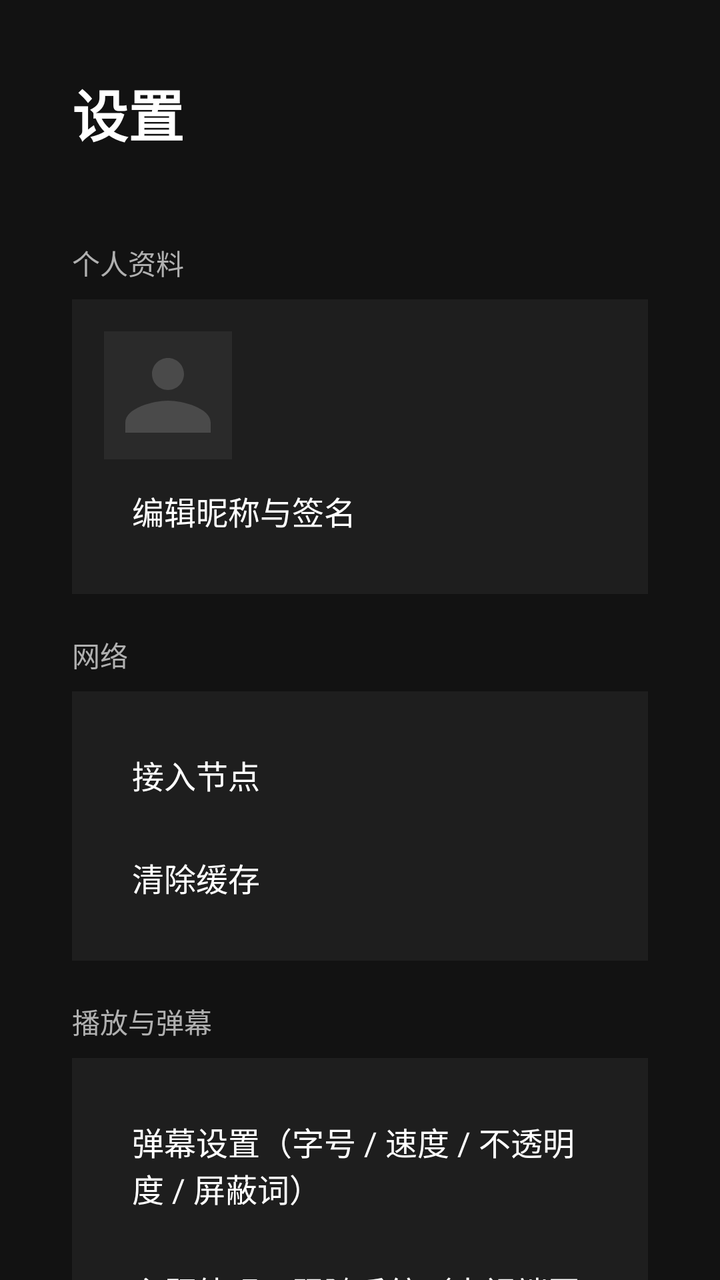
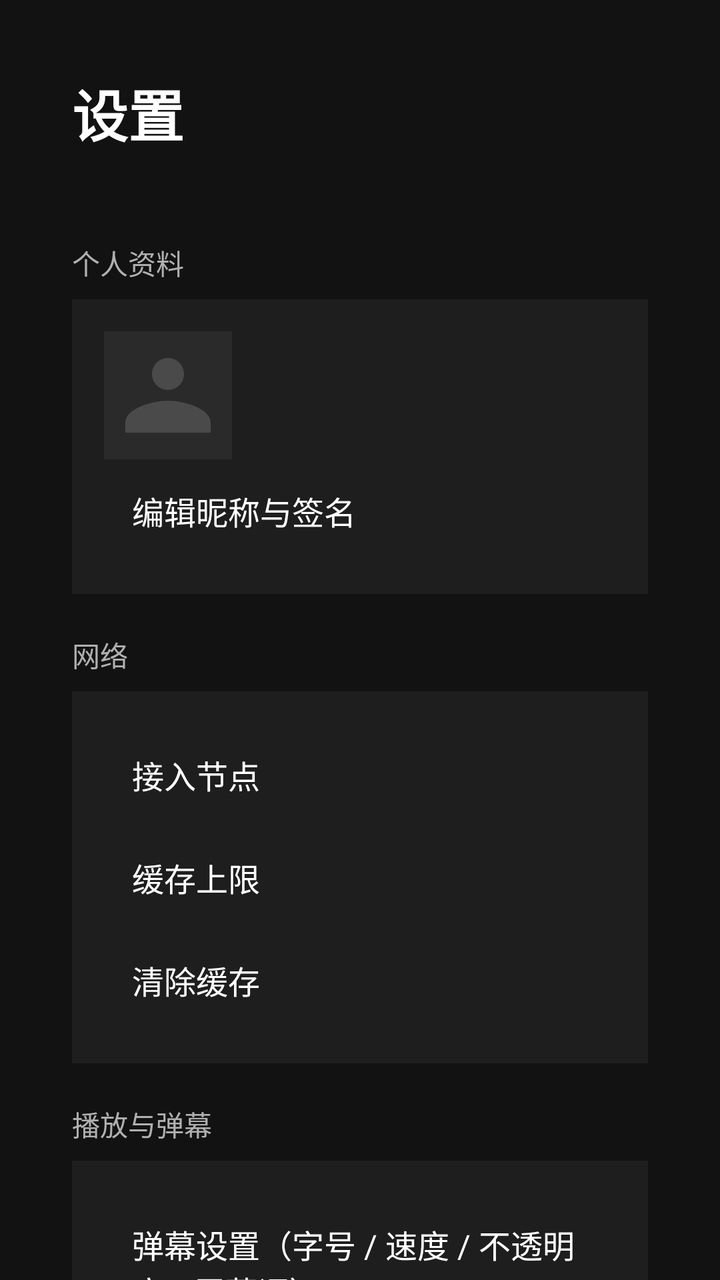

The first picture is an Android layout as it rendered before a commit; the second is the same layout after the commit. The layout source and the unified diff follow.
<!-- AndroidManifest.xml: activity theme Theme.LingXiTV.NoActionBar -->
<!-- res/layout/activity_settings.xml -->
<?xml version="1.0" encoding="utf-8"?>
<ScrollView xmlns:android="http://schemas.android.com/apk/res/android"
    android:layout_width="match_parent"
    android:layout_height="match_parent"
    android:background="@color/bg_dark"
    android:fillViewport="true">

    <LinearLayout
        android:layout_width="match_parent"
        android:layout_height="wrap_content"
        android:orientation="vertical"
        android:padding="36dp"
        android:maxWidth="860dp">

        <TextView
            android:layout_width="wrap_content"
            android:layout_height="wrap_content"
            android:text="设置"
            android:textColor="@color/text_primary"
            android:textSize="28sp"
            android:textStyle="bold"
            android:layout_marginBottom="24dp" />

        
        <TextView style="@style/SettingsSection" android:text="个人资料" />

        <LinearLayout style="@style/SettingsCard"
            android:orientation="vertical">

            <LinearLayout
                android:layout_width="match_parent"
                android:layout_height="wrap_content"
                android:orientation="horizontal"
                android:gravity="center_vertical">

                <ImageView
                    android:id="@+id/ivAvatar"
                    android:layout_width="64dp"
                    android:layout_height="64dp"
                    android:background="@color/card_bg"
                    android:scaleType="centerCrop"
                    android:src="@drawable/ic_avatar_placeholder"
                    android:contentDescription="头像" />

                <LinearLayout
                    android:layout_width="0dp"
                    android:layout_height="wrap_content"
                    android:layout_weight="1"
                    android:orientation="vertical"
                    android:layout_marginStart="16dp">

                    <TextView
                        android:id="@+id/tvNickname"
                        android:layout_width="wrap_content"
                        android:layout_height="wrap_content"
                        android:textColor="@color/text_primary"
                        android:textSize="20sp"
                        android:textStyle="bold" />

                    <TextView
                        android:id="@+id/tvUidLevel"
                        android:layout_width="wrap_content"
                        android:layout_height="wrap_content"
                        android:textColor="@color/text_secondary"
                        android:textSize="14sp"
                        android:layout_marginTop="4dp" />
                </LinearLayout>
            </LinearLayout>

            <TextView
                android:id="@+id/tvEditProfile"
                style="@style/SettingsItem"
                android:text="编辑昵称与签名" />
        </LinearLayout>

        
        <TextView style="@style/SettingsSection" android:text="网络" />

        <LinearLayout style="@style/SettingsCard"
            android:orientation="vertical">

            <TextView
                android:id="@+id/tvNode"
                style="@style/SettingsItem"
                android:text="接入节点" />

            <TextView
                android:id="@+id/tvClearCache"
                style="@style/SettingsItem"
                android:text="清除缓存" />
        </LinearLayout>

        
        <TextView style="@style/SettingsSection" android:text="播放与弹幕" />

        <LinearLayout style="@style/SettingsCard"
            android:orientation="vertical">

            <TextView
                android:id="@+id/tvDanmakuSettings"
                style="@style/SettingsItem"
                android:text="弹幕设置（字号 / 速度 / 不透明度 / 屏蔽词）" />

            <TextView
                android:id="@+id/tvTheme"
                style="@style/SettingsItem"
                android:text="主题外观：跟随系统（电视端固定深色）" />
        </LinearLayout>

        
        <TextView style="@style/SettingsSection" android:text="账号安全" />

        <LinearLayout style="@style/SettingsCard"
            android:orientation="vertical">

            <TextView
                android:id="@+id/tvChangePassword"
                style="@style/SettingsItem"
                android:text="修改密码" />

            <TextView
                android:id="@+id/tvLogout"
                style="@style/SettingsItem"
                android:text="退出登录"
                android:textColor="#E57373" />
        </LinearLayout>

        <TextView
            android:layout_width="wrap_content"
            android:layout_height="wrap_content"
            android:layout_gravity="center_horizontal"
            android:layout_marginTop="32dp"
            android:text="凌汐弹幕网 LingXi TV 版"
            android:textColor="@color/text_secondary"
            android:textSize="14sp" />

        <TextView
            android:id="@+id/tvVersion"
            android:layout_width="wrap_content"
            android:layout_height="wrap_content"
            android:layout_gravity="center_horizontal"
            android:layout_marginTop="4dp"
            android:textColor="@color/text_secondary"
            android:textSize="12sp" />

    </LinearLayout>
</ScrollView>
<!-- resources referenced by this layout -->
<resources>
  <color name="bg_dark">#121212</color>
  <color name="card_bg">#1E1E1E</color>
  <color name="text_primary">#FFFFFF</color>
  <color name="text_secondary">#B0B0B0</color>
  <!-- drawable ic_avatar_placeholder (drawable) -->
  <?xml version="1.0" encoding="utf-8"?>
  <vector xmlns:android="http://schemas.android.com/apk/res/android"
      android:width="96dp"
      android:height="96dp"
      android:viewportWidth="96"
      android:viewportHeight="96">
      <path
          android:fillColor="#2A2A2A"
          android:pathData="M0,0h96v96h-96z" />
      <path
          android:fillColor="#4A4A4A"
          android:pathData="M48,44c6.6,0 12,-5.4 12,-12s-5.4,-12 -12,-12 -12,5.4 -12,12 5.4,12 12,12zM48,52c-11,0 -32,5.5 -32,16.5V76h64v-7.5C80,57.5 59,52 48,52z" />
  </vector>
  <style name="SettingsCard">
          <item name="android:layout_width">match_parent</item>
          <item name="android:layout_height">wrap_content</item>
          <item name="android:background">@color/card_bg</item>
          <item name="android:padding">16dp</item>
      </style>
  <style name="SettingsItem">
          <item name="android:layout_width">match_parent</item>
          <item name="android:layout_height">wrap_content</item>
          <item name="android:textColor">@color/text_primary</item>
          <item name="android:textSize">16sp</item>
          <item name="android:padding">14dp</item>
          <item name="android:focusable">true</item>
          <item name="android:clickable">true</item>
          <item name="android:background">@drawable/sel_row_focus</item>
      </style>
  <style name="SettingsSection">
          <item name="android:layout_width">wrap_content</item>
          <item name="android:layout_height">wrap_content</item>
          <item name="android:textColor">@color/text_secondary</item>
          <item name="android:textSize">14sp</item>
          <item name="android:layout_marginTop">20dp</item>
          <item name="android:layout_marginBottom">8dp</item>
      </style>
  <style name="Theme.LingXiTV.NoActionBar" parent="Theme.LingXiTV">
          <item name="windowActionBar">false</item>
          <item name="windowNoTitle">true</item>
      </style>
  <style name="Theme.LingXiTV" parent="@style/Theme.Leanback">
          <item name="colorPrimary">@color/lingxi_green</item>
          <item name="colorPrimaryDark">@color/lingxi_green_dark</item>
          <item name="colorAccent">@color/lingxi_green_light</item>
          <item name="android:windowBackground">@color/bg_dark</item>
          <item name="android:statusBarColor">@color/bg_dark</item>
          <item name="android:navigationBarColor">@color/bg_dark</item>
          
          <item name="alertDialogTheme">@style/Theme.LingXiTV.Dialog</item>
      </style>
  <color name="card_focus">#2B3F35</color>
  <color name="lingxi_green_light">#2eb87c</color>
  <color name="lingxi_green">#1a8a5c</color>
  <color name="lingxi_green_dark">#127049</color>
  <style name="Theme.LingXiTV.Dialog" parent="Theme.AppCompat.Dialog.Alert">
          <item name="colorPrimary">@color/lingxi_green</item>
          <item name="colorPrimaryDark">@color/lingxi_green_dark</item>
          <item name="colorAccent">@color/lingxi_green_light</item>
      </style>
  <!-- unchanged entries left out for length: 1 -->
</resources>

<!-- the commit's change to res/layout/activity_settings.xml (unified diff, before → after) -->
@@ -85,6 +85,11 @@
                 android:text="接入节点" />
 
             <TextView
+                android:id="@+id/tvCacheLimit"
+                style="@style/SettingsItem"
+                android:text="缓存上限" />
+
+            <TextView
                 android:id="@+id/tvClearCache"
                 style="@style/SettingsItem"
                 android:text="清除缓存" />
